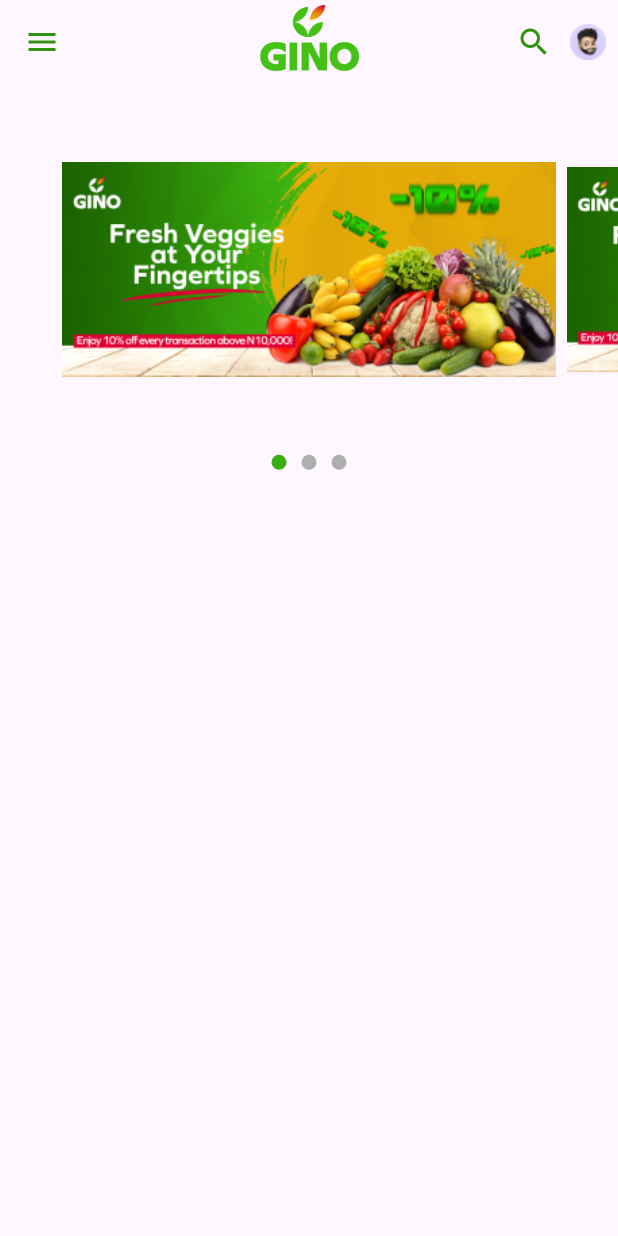
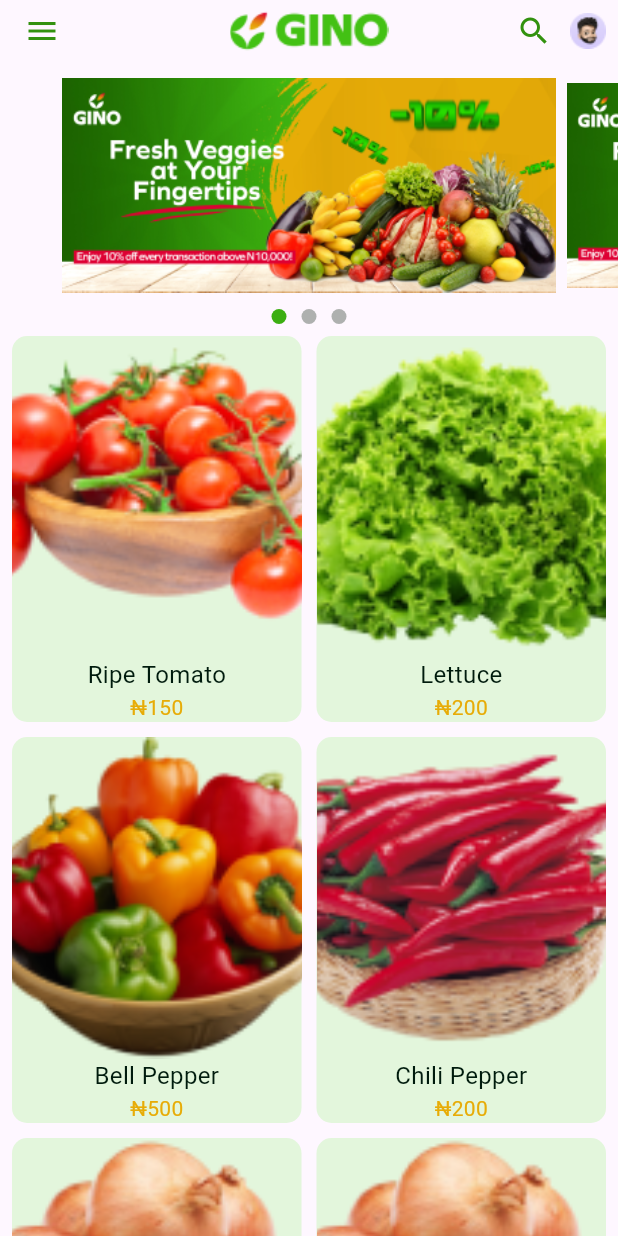
Before and after one commit to shrewdkenny/food-delivery, a Flutter app: the Homepage screen opened by its route, on a phone screen of 412 x 824 dp. Run offline on Flutter 3.47's test engine with Material 3 defaults, Android fonts, the phone set to English and light mode, and no system bars.

Commit message:
implement home page item images

```diff
--- a/lib/helpers/carousel.dart
+++ b/lib/helpers/carousel.dart
@@ -5,14 +5,17 @@ import 'package:gino_food/utils/sizes.dart';
 Widget buildCarousel(
     PageController pageController, Function(int) onPageChanged) {
   return SizedBox(
-    height: MySize.screenHeight * 0.3,
+    height: MySize.screenHeight * 0.2,
+    width: double.infinity,
     child: PageView(
       controller: pageController,
       onPageChanged: (index) {
         onPageChanged(index);
       },
       children: [
-        Image.asset(MyImages.banner),
+        Image.asset(
+          MyImages.banner,
+        ),
         Padding(
           padding: const EdgeInsets.symmetric(horizontal: 7.0),
           child: Image.asset(MyImages.banner),
--- a/lib/main.dart
+++ b/lib/main.dart
@@ -11,6 +11,7 @@ class MyApp extends StatelessWidget {
   @override
   Widget build(BuildContext context) {
     return MaterialApp(
+
       debugShowCheckedModeBanner: false,
       initialRoute: AppRoutes.onboarding,
       routes: AppRoutes.getRoutes(),
--- /dev/null
+++ b/lib/models/homepage_item.dart
@@ -0,0 +1,55 @@
+import 'package:flutter/material.dart';
+import 'package:gino_food/utils/images.dart';
+import 'package:gino_food/utils/colors.dart';
+
+class HomeItem {
+  final String image;
+  final String name;
+  final String price;
+
+  HomeItem({required this.image, required this.name, required this.price});
+}
+
+final List<HomeItem> items = [
+  HomeItem(image: MyImages.tomatoes, name: "Ripe Tomato", price: "150"),
+  HomeItem(image: MyImages.lettuce, name: "Lettuce", price: "200"),
+  HomeItem(image: MyImages.bellpepper, name: "Bell Pepper", price: "500"),
+  HomeItem(image: MyImages.chillipepper, name: "Chili Pepper", price: "200"),
+  HomeItem(image: MyImages.onions, name: "Onions", price: "100"),
+  HomeItem(image: MyImages.watermelon, name: "Watermelon", price: "200")
+];
+
+Widget buildGridItem(HomeItem item) {
+  return Container(
+    decoration: BoxDecoration(
+      color: MyColors.itemBackground,
+      borderRadius: BorderRadius.circular(10.0),
+    ),
+    child: Column(
+      mainAxisAlignment: MainAxisAlignment.center,
+      children: [
+        Expanded(
+          child: Image.asset(
+            item.image,
+            fit: BoxFit.cover,
+          ),
+        ),
+        Text(
+          item.name,
+          style: const TextStyle(
+            color: MyColors.textPrimary,
+            fontWeight: FontWeight.normal,
+            fontSize: 16,
+          ),
+        ),
+        Text(
+          "₦${item.price}",
+          style: const TextStyle(
+            color: MyColors.priceColor,
+            fontSize: 14,
+          ),
+        ),
+      ],
+    ),
+  );
+}
--- a/lib/pages/homepage.dart
+++ b/lib/pages/homepage.dart
@@ -4,6 +4,7 @@ import 'package:gino_food/helpers/dot_indicators.dart';
 import 'package:gino_food/utils/colors.dart';
 import 'package:gino_food/utils/images.dart';
 import 'package:gino_food/utils/sizes.dart';
+import 'package:gino_food/models/homepage_item.dart';
 
 class Homepage extends StatefulWidget {
   const Homepage({super.key});
@@ -19,16 +20,23 @@ class _HomepageState extends State<Homepage> {
   @override
   Widget build(BuildContext context) {
     return Scaffold(
-      appBar: AppBar(
+      appBar: PreferredSize(
+        preferredSize: Size.fromHeight(
+          MySize.screenHeight * 0.05,
+        ),
+        child: AppBar(
+          toolbarHeight: MySize.screenHeight * 0.05,
+          automaticallyImplyLeading: false, // Prevent default leading padding
           leading: const Icon(
             Icons.menu,
             color: MyColors.menuColor,
           ),
           centerTitle: true,
           title: Image.asset(
-          MyImages.logo,
-          height: MySize.screenHeight * 0.06,
+            MyImages.homelogo,
+            height: MySize.screenHeight * 0.04,
           ),
+
           actions: [
             IconButton(
               icon: const Icon(
@@ -38,12 +46,18 @@ class _HomepageState extends State<Homepage> {
               onPressed: () {},
             ),
             Padding(
-            padding: const EdgeInsets.only(right: 8.0),
-            child: Image.asset(MyImages.profile),
+              padding: const EdgeInsets.only(
+                right: 8.0,
+              ),
+              child: Image.asset(
+                MyImages.profile,
+              ),
             ),
           ],
         ),
-      body: Column(
+      ),
+      body: SingleChildScrollView(
+        child: Column(
           children: [
             // Carousel
             buildCarousel(_pageController, (index) {
@@ -53,7 +67,27 @@ class _HomepageState extends State<Homepage> {
             }),
             // Dots Indicator
             buildDotsIndicator(_currentIndex),
+            // Grid of Items
+            Padding(
+              padding: const EdgeInsets.all(8.0),
+              child: GridView.builder(
+                shrinkWrap: true, // Allows GridView to fit the screen
+                physics:
+                    const NeverScrollableScrollPhysics(), // Prevents scrolling within the GridView
+                gridDelegate: const SliverGridDelegateWithFixedCrossAxisCount(
+                  crossAxisCount: 2, // Two items per row
+                  crossAxisSpacing: 10.0, // Space between columns
+                  mainAxisSpacing: 10.0, // Space between rows
+                  childAspectRatio: 0.75, // Box aspect ratio
+                ),
+                itemCount: items.length, // Use the length of your items list
+                itemBuilder: (context, index) {
+                  return buildGridItem(items[index]);
+                },
+              ),
+            ),
           ],
+        ),
       ),
     );
   }
--- a/lib/utils/colors.dart
+++ b/lib/utils/colors.dart
@@ -9,4 +9,6 @@ class MyColors {
   static const textPrimary = Color(0xFF001B0D);
   static const menuColor = Color(0xFF32910F);
   static const carouselColor = Color(0xFF3CAE12);
+  static const itemBackground = Color(0xFFE3F6DC);
+  static const priceColor = Color(0xFFE7AC07);
 }
--- a/lib/utils/images.dart
+++ b/lib/utils/images.dart
@@ -1,8 +1,15 @@
 class MyImages {
   MyImages._();
   static const logo = "assets/images/logo.png";
+  static const homelogo = "assets/images/homelogo.png";
   static const secondBackGround = "assets/images/secondBack.jpeg";
   static const thirdBackGround = "assets/images/woman.jpeg";
   static const profile = "assets/images/profile.png";
   static const banner = "assets/images/gino_banner.png";
+  static const tomatoes = "assets/images/Tomatoes.png";
+  static const lettuce = "assets/images/lettuce.png";
+  static const bellpepper = "assets/images/bellpeppers.png";
+  static const chillipepper = "assets/images/chillipepper.png";
+  static const onions = "assets/images/onions.png";
+  static const watermelon = "assets/images/onions.png";
 }
```
Also changed, not shown: assets/images/bellpeppers.png (added), assets/images/chillipepper.png (added), assets/images/lettuce.png (added), assets/images/pngwing.png (deleted). Lines whose indentation alone changed are shown as unchanged.
